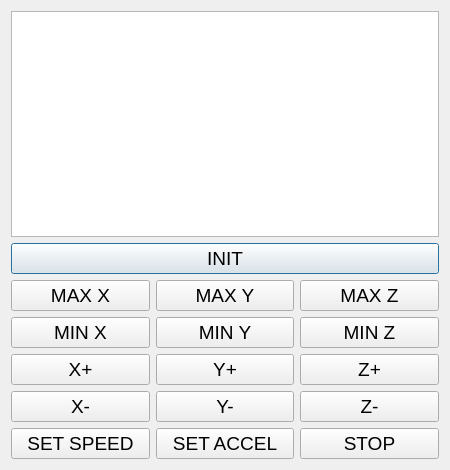
First picture: the form in client/ui/main.ui, repository rpopov94/MAGNETICK, before the edit.
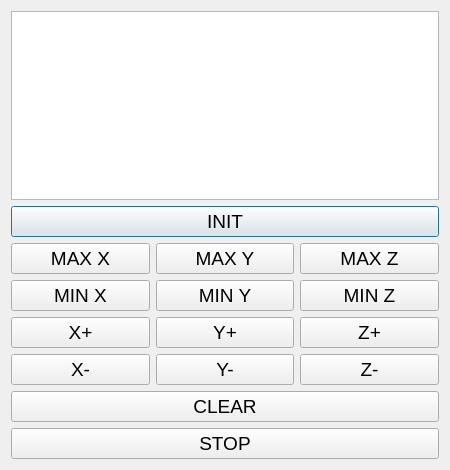
Second picture: the form after the edit.

Commit message: конфигурация и интерфейс

Patch:
```diff
--- a/client/ui/main.ui
+++ b/client/ui/main.ui
@@ -132,28 +132,21 @@
        </property>
       </widget>
      </item>
-     <item row="2" column="0">
-      <widget class="QPushButton" name="speed">
-       <property name="text">
-        <string>SET SPEED</string>
-       </property>
-      </widget>
-     </item>
-     <item row="2" column="1">
-      <widget class="QPushButton" name="accleration">
+    </layout>
+   </item>
+   <item>
+    <widget class="QPushButton" name="clear_b">
        <property name="text">
-        <string>SET ACCEL</string>
+      <string>CLEAR</string>
        </property>
       </widget>
      </item>
-     <item row="2" column="2">
-      <widget class="QPushButton" name="stop">
+   <item>
+    <widget class="QPushButton" name="stop_b">
        <property name="text">
         <string>STOP</string>
        </property>
       </widget>
-     </item>
-    </layout>
    </item>
   </layout>
  </widget>
```
Left out of the diff: 2 changed lines with no effect on the pictures. Lines whose indentation alone changed are shown as unchanged. The commit also changes 6 other files.
